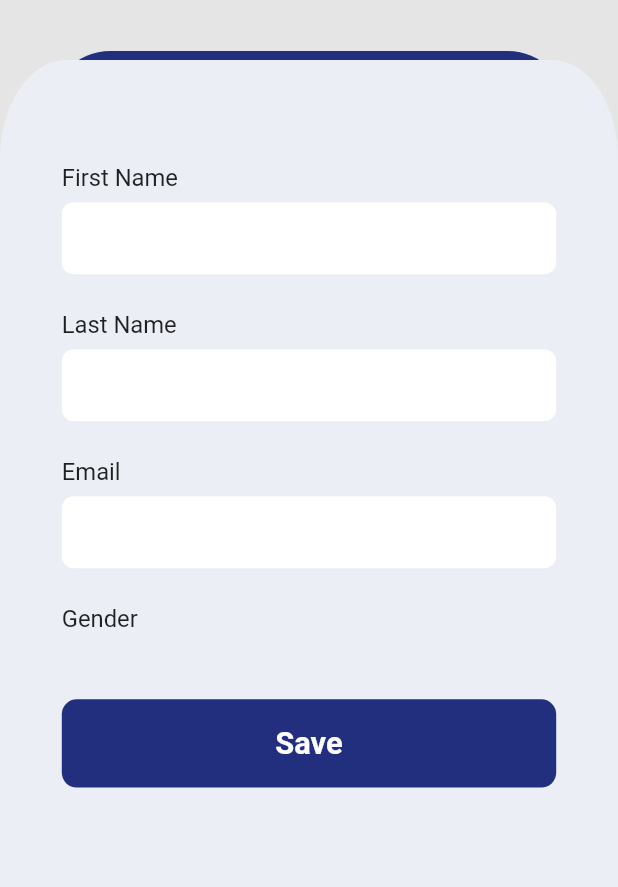
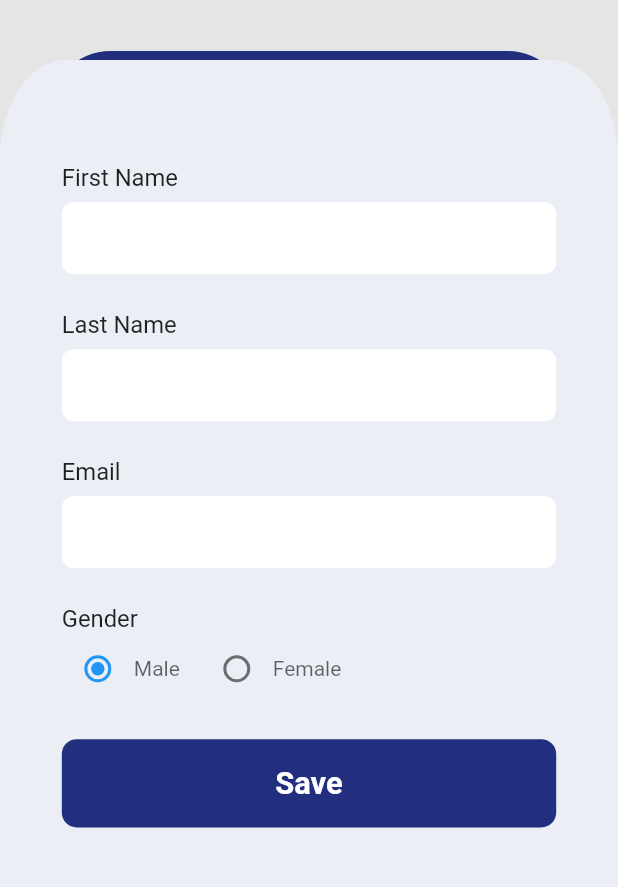
Before and after one commit to vishal88patel/ehr_flutter, a Flutter app: the RegisterScreen screen opened directly, on a phone screen of 412 x 824 dp, the part 256-1143 px from its top. Run offline on Flutter 3.47's test engine with Material 2 defaults, Android fonts, the phone set to English and light mode, and no system bars; our stand-ins replace connectivity_plus, flutter_svg, fluttertoast, google_fonts, page_transition, pin_code_fields and 2 more; accounts and stored records are empty; network calls fail; Roboto replaces fonts that are missing (Heebo).

Commit message:
ravi 11-06 commit 2

```diff
--- a/lib/View/Screens/register_screen.dart
+++ b/lib/View/Screens/register_screen.dart
@@ -10,7 +10,6 @@ import '../../customWidgets/custom_button.dart';
 import '../../customWidgets/custom_textform_field.dart';
 import 'otpScreen.dart';
 
-
 class RegisterScreen extends StatefulWidget {
   const RegisterScreen({Key? key}) : super(key: key);
 
@@ -22,6 +21,8 @@ class _RegisterScreenState extends State<RegisterScreen> {
   final fNameController = TextEditingController();
   final lNameController = TextEditingController();
   final emailController = TextEditingController();
+  int _groupValue = -1;
+  var _selectedGender = "male";
 
   @override
   Widget build(BuildContext context) {
@@ -32,27 +33,36 @@ class _RegisterScreenState extends State<RegisterScreen> {
         child: Column(
           mainAxisAlignment: MainAxisAlignment.start,
           children: [
-            SizedBox(height:D.H/10),
+            SizedBox(height: D.H / 10),
             Center(child: SvgPicture.asset("assets/images/login_logo.svg")),
-            SizedBox(height:D.H/24),
+            SizedBox(height: D.H / 24),
             Stack(
               children: [
                 Center(child: SvgPicture.asset("assets/images/bg_blue.svg")),
                 Padding(
-                  padding: const EdgeInsets.only(top:6.0),
+                  padding: const EdgeInsets.only(top: 6.0),
                   child: Column(
                     children: [
-                      SvgPicture.asset("assets/images/bg_light.svg",fit: BoxFit.fill,height:MediaQuery.of(context).size.height,),
+                      SvgPicture.asset(
+                        "assets/images/bg_light.svg",
+                        fit: BoxFit.fill,
+                        height: MediaQuery.of(context).size.height,
+                      ),
                     ],
                   ),
                 ),
                 Padding(
-                  padding:  EdgeInsets.only(left: D.W/10,right: D.W/10,top: D.H/11),
+                  padding: EdgeInsets.only(
+                      left: D.W / 10, right: D.W / 10, top: D.H / 11),
                   child: Column(
                     crossAxisAlignment: CrossAxisAlignment.start,
                     children: [
-                      Text("First Name",style: GoogleFonts.heebo(fontSize: D.H/52,fontWeight: FontWeight.w400),),
-                      SizedBox(height:D.H/120),
+                      Text(
+                        "First Name",
+                        style: GoogleFonts.heebo(
+                            fontSize: D.H / 52, fontWeight: FontWeight.w400),
+                      ),
+                      SizedBox(height: D.H / 120),
                       CustomTextFormField(
                         controller: fNameController,
                         readOnly: false,
@@ -65,9 +75,13 @@ class _RegisterScreenState extends State<RegisterScreen> {
                         keyboardTYPE: TextInputType.text,
                         obscured: false,
                       ),
-                      SizedBox(height:D.H/40),
-                      Text("Last Name",style: GoogleFonts.heebo(fontSize: D.H/52,fontWeight: FontWeight.w400),),
-                      SizedBox(height:D.H/120),
+                      SizedBox(height: D.H / 40),
+                      Text(
+                        "Last Name",
+                        style: GoogleFonts.heebo(
+                            fontSize: D.H / 52, fontWeight: FontWeight.w400),
+                      ),
+                      SizedBox(height: D.H / 120),
                       CustomTextFormField(
                         controller: lNameController,
                         readOnly: false,
@@ -80,9 +94,13 @@ class _RegisterScreenState extends State<RegisterScreen> {
                         keyboardTYPE: TextInputType.text,
                         obscured: false,
                       ),
-                      SizedBox(height:D.H/40),
-                      Text("Email",style: GoogleFonts.heebo(fontSize: D.H/52,fontWeight: FontWeight.w400),),
-                      SizedBox(height:D.H/120),
+                      SizedBox(height: D.H / 40),
+                      Text(
+                        "Email",
+                        style: GoogleFonts.heebo(
+                            fontSize: D.H / 52, fontWeight: FontWeight.w400),
+                      ),
+                      SizedBox(height: D.H / 120),
                       CustomTextFormField(
                         controller: emailController,
                         readOnly: false,
@@ -95,14 +113,56 @@ class _RegisterScreenState extends State<RegisterScreen> {
                         keyboardTYPE: TextInputType.text,
                         obscured: false,
                       ),
-                      SizedBox(height:D.H/40),
-                      Text("Gender",style: GoogleFonts.heebo(fontSize: D.H/52,fontWeight: FontWeight.w400),),
-                      SizedBox(height:D.H/120),
-
-                      SizedBox(height:D.H/22),
-                      CustomButton(color: ColorConstants.blueBtn,onTap: (){
-                        NavigationHelpers.redirect(context, OtpScreen());
-                      },text: "Save",textColor: Colors.white,)
+                      SizedBox(height: D.H / 40),
+                      Text(
+                        "Gender",
+                        style: GoogleFonts.heebo(
+                            fontSize: D.H / 52, fontWeight: FontWeight.w400),
+                      ),
+                      Row(
+                        children: [
+                          Radio(
+                            onChanged: (value) {
+                              _selectedGender = "male";
+                              setState(() {});
+                            },
+                            groupValue: _selectedGender,
+                            value: "male",
+                          ),
+                          Text(
+                            "Male",
+                            style: GoogleFonts.roboto(
+                                fontSize: 14,
+                                color: Colors.black.withOpacity(0.6)),
+                          ),
+                          SizedBox(
+                            width: 14,
+                          ),
+                          Radio(
+                            onChanged: (value) {
+                              _selectedGender = "Female";
+                              setState(() {});
+                            },
+                            groupValue: _selectedGender,
+                            value: "Female",
+                          ),
+                          Text(
+                            "Female",
+                            style: GoogleFonts.roboto(
+                                fontSize: 14,
+                                color: Colors.black.withOpacity(0.6)),
+                          ),
+                        ],
+                      ),
+                      SizedBox(height: D.H / 36),
+                      CustomButton(
+                        color: ColorConstants.blueBtn,
+                        onTap: () {
+                          NavigationHelpers.redirect(context, OtpScreen());
+                        },
+                        text: "Save",
+                        textColor: Colors.white,
+                      )
                     ],
                   ),
                 )
--- a/lib/View/Screens/splash_screen.dart
+++ b/lib/View/Screens/splash_screen.dart
@@ -3,6 +3,7 @@ import 'dart:convert';
 
 import 'package:ehr/Constants/color_constants.dart';
 import 'package:ehr/View/Screens/dash_board_screen.dart';
+import 'package:ehr/View/Screens/profile_screen.dart';
 import 'package:flutter/material.dart';
 import 'package:flutter/services.dart';
 import 'package:flutter_svg/svg.dart';
@@ -68,7 +69,7 @@ class _SplashScreenState extends State<SplashScreen> {
     //   });
     // }
     await Future.delayed(Duration(milliseconds: 2000), () {
-      NavigationHelpers.redirectFromSplash(context, const LogInScreen());
+      NavigationHelpers.redirectFromSplash(context, const ProfileScreen());
     });
   }
 
```
Also changed, not shown: lib/View/Screens/profile_screen.dart (added, +65 -0 lines), assets/images/bg_profile.png (added).
